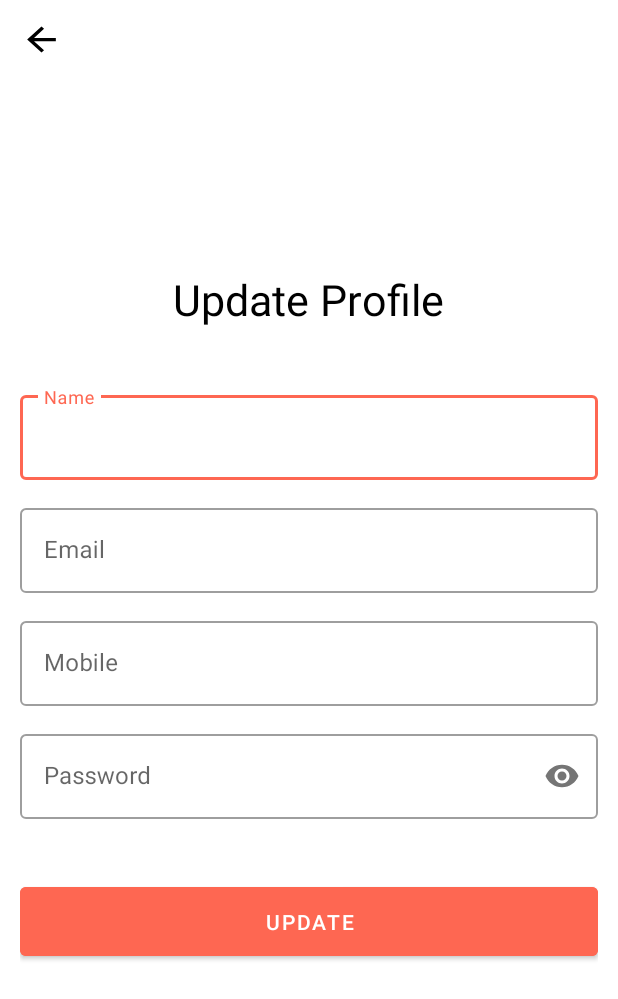
After one commit to jayaprasad356/stumap_app, an Android app: the ProfileActivity screen opened directly, with no data from a screen before it, on a phone screen of 412 x 824 dp. The commit adds this screen. Shown: the top 999 px of the screen. Run offline under Robolectric (Android 15) with nearby library versions, the phone set to English and light mode, and no system bars; our stand-ins replace sdp/ssp sizes; network calls fail.

Commit message:
map ingrated

```diff
--- a/app/build.gradle
+++ b/app/build.gradle
@@ -37,6 +37,7 @@ dependencies {
     implementation 'androidx.appcompat:appcompat:1.6.1'
     implementation 'com.google.android.material:material:1.8.0'
     implementation 'androidx.constraintlayout:constraintlayout:2.1.4'
+    implementation 'com.google.android.gms:play-services-maps:18.1.0'
     testImplementation 'junit:junit:4.13.2'
     androidTestImplementation 'androidx.test.ext:junit:1.1.5'
     androidTestImplementation 'androidx.test.espresso:espresso-core:3.5.1'
--- /dev/null
+++ b/app/src/main/java/com/example/stumap/activities/ProfileActivity.kt
@@ -0,0 +1,35 @@
+package com.example.stumap.activities
+
+import android.annotation.SuppressLint
+import androidx.appcompat.app.AppCompatActivity
+import android.os.Bundle
+import android.widget.ImageButton
+import android.widget.Toast
+import com.example.stumap.R
+import com.example.stumap.helper.Constant
+import com.example.stumap.helper.Session
+
+
+class ProfileActivity : AppCompatActivity() {
+
+    lateinit var btnback:ImageButton
+    private lateinit var session: Session
+    @SuppressLint("MissingInflatedId")
+    override fun onCreate(savedInstanceState: Bundle?) {
+        super.onCreate(savedInstanceState)
+        setContentView(R.layout.activity_profile)
+
+        session = Session(this@ProfileActivity)
+
+        btnback = findViewById(R.id.btnback);
+        btnback.setOnClickListener{
+            onBackPressed()
+        }
+
+       // Toast.makeText(this,""+session.getData(Constant.STARTLNG),Toast.LENGTH_SHORT).show()
+
+
+
+
+    }
+}
--- /dev/null
+++ b/app/src/main/res/drawable/ic_baseline_arrow_back_24.xml
@@ -0,0 +1,5 @@
+<vector android:autoMirrored="true" android:height="24dp"
+    android:tint="#000000" android:viewportHeight="24"
+    android:viewportWidth="24" android:width="24dp" xmlns:android="http://schemas.android.com/apk/res/android">
+    <path android:fillColor="@android:color/white" android:pathData="M20,11H7.83l5.59,-5.59L12,4l-8,8 8,8 1.41,-1.41L7.83,13H20v-2z"/>
+</vector>
--- /dev/null
+++ b/app/src/main/res/drawable/ic_baseline_person_24.xml
@@ -0,0 +1,5 @@
+<vector android:height="24dp" android:tint="#000000"
+    android:viewportHeight="24" android:viewportWidth="24"
+    android:width="24dp" xmlns:android="http://schemas.android.com/apk/res/android">
+    <path android:fillColor="@android:color/white" android:pathData="M12,12c2.21,0 4,-1.79 4,-4s-1.79,-4 -4,-4 -4,1.79 -4,4 1.79,4 4,4zM12,14c-2.67,0 -8,1.34 -8,4v2h16v-2c0,-2.66 -5.33,-4 -8,-4z"/>
+</vector>
--- /dev/null
+++ b/app/src/main/res/layout/activity_profile.xml
@@ -0,0 +1,120 @@
+<?xml version="1.0" encoding="utf-8"?>
+<RelativeLayout xmlns:android="http://schemas.android.com/apk/res/android"
+    xmlns:app="http://schemas.android.com/apk/res-auto"
+    xmlns:tools="http://schemas.android.com/tools"
+    android:layout_width="match_parent"
+    android:layout_height="match_parent"
+    tools:context=".activities.ProfileActivity">
+
+
+    <RelativeLayout
+        android:layout_width="wrap_content"
+        android:layout_height="wrap_content"
+        android:padding="@dimen/_10sdp"
+        >
+
+        <ImageButton
+            android:id="@+id/btnback"
+            android:layout_width="@dimen/_22sdp"
+            android:layout_height="@dimen/_20sdp"
+            android:background="@drawable/ic_baseline_arrow_back_24"
+            />
+
+    </RelativeLayout>
+
+
+    <LinearLayout
+        android:layout_width="match_parent"
+        android:layout_height="wrap_content"
+        android:layout_centerInParent="true"
+        android:layout_marginHorizontal="@dimen/_10sdp"
+        android:orientation="vertical">
+
+
+        <TextView
+            android:layout_width="wrap_content"
+            android:layout_height="wrap_content"
+            android:layout_gravity="center"
+            android:layout_marginBottom="@dimen/_30sdp"
+            android:text="Update Profile"
+            android:textColor="@color/black"
+            android:textSize="@dimen/_22sdp" />
+
+
+        <com.google.android.material.textfield.TextInputLayout
+            style="@style/Widget.MaterialComponents.TextInputLayout.OutlinedBox"
+            android:layout_width="match_parent"
+            android:layout_height="wrap_content"
+            android:layout_marginBottom="@dimen/_10sdp"
+            android:hint="Name">
+
+            <com.google.android.material.textfield.TextInputEditText
+                android:id="@+id/edname"
+                android:layout_width="match_parent"
+                android:layout_height="wrap_content"
+                android:inputType="textPersonName" />
+
+        </com.google.android.material.textfield.TextInputLayout>
+
+        <com.google.android.material.textfield.TextInputLayout
+            style="@style/Widget.MaterialComponents.TextInputLayout.OutlinedBox"
+            android:layout_width="match_parent"
+            android:layout_height="wrap_content"
+            android:layout_marginBottom="@dimen/_10sdp"
+            android:hint="Email">
+
+            <com.google.android.material.textfield.TextInputEditText
+                android:id="@+id/edEmail"
+                android:layout_width="match_parent"
+                android:layout_height="wrap_content"
+                android:inputType="textEmailAddress" />
+
+        </com.google.android.material.textfield.TextInputLayout>
+
+        <com.google.android.material.textfield.TextInputLayout
+            style="@style/Widget.MaterialComponents.TextInputLayout.OutlinedBox"
+            android:layout_width="match_parent"
+            android:layout_height="wrap_content"
+            android:hint="Mobile">
+
+            <com.google.android.material.textfield.TextInputEditText
+                android:id="@+id/edMobile"
+
+                android:layout_width="match_parent"
+                android:layout_height="wrap_content"
+                android:inputType="number"
+                android:maxLength="10" />
+
+        </com.google.android.material.textfield.TextInputLayout>
+
+        <com.google.android.material.textfield.TextInputLayout
+            style="@style/Widget.MaterialComponents.TextInputLayout.OutlinedBox"
+            android:layout_width="match_parent"
+            android:layout_height="wrap_content"
+            android:layout_marginTop="@dimen/_10sdp"
+            android:hint="Password"
+            app:passwordToggleEnabled="true">
+
+            <com.google.android.material.textfield.TextInputEditText
+                android:id="@+id/edPassword"
+
+                android:layout_width="match_parent"
+                android:layout_height="wrap_content"
+                android:inputType="textPassword" />
+
+        </com.google.android.material.textfield.TextInputLayout>
+
+
+        <com.google.android.material.button.MaterialButton
+            android:id="@+id/btnRegister"
+            android:layout_width="match_parent"
+            android:layout_height="wrap_content"
+            android:layout_marginTop="@dimen/_30sdp"
+            android:backgroundTint="@color/primary"
+            android:padding="@dimen/_10sdp"
+            android:text="Update" />
+
+
+    </LinearLayout>
+
+</RelativeLayout>
```
Also changed, not shown: app/src/main/AndroidManifest.xml (+26 -0 lines), app/src/main/java/com/example/stumap/MainActivity.kt (+155 -95 lines), app/src/main/java/com/example/stumap/activities/MapActivity.kt (added, +72 -0 lines), app/src/main/java/com/example/stumap/activities/RegisterActivity.kt (+10 -2 lines), app/src/main/java/com/example/stumap/adapter/UserAdapter.kt (+44 -17 lines), app/src/main/java/com/example/stumap/helper/Constant.java (+7 -0 lines), app/src/main/res/layout/activity_main.xml (+69 -35 lines), app/src/main/res/layout/activity_map.xml (added, +33 -0 lines), app/src/main/res/layout/user_layout.xml (+16 -0 lines).
